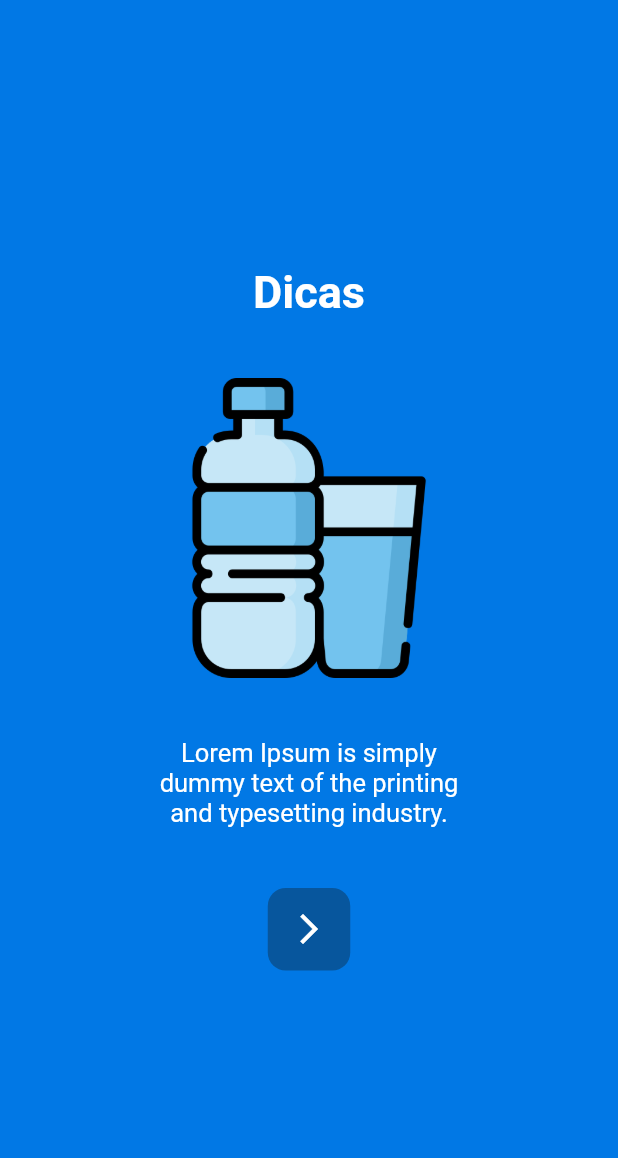
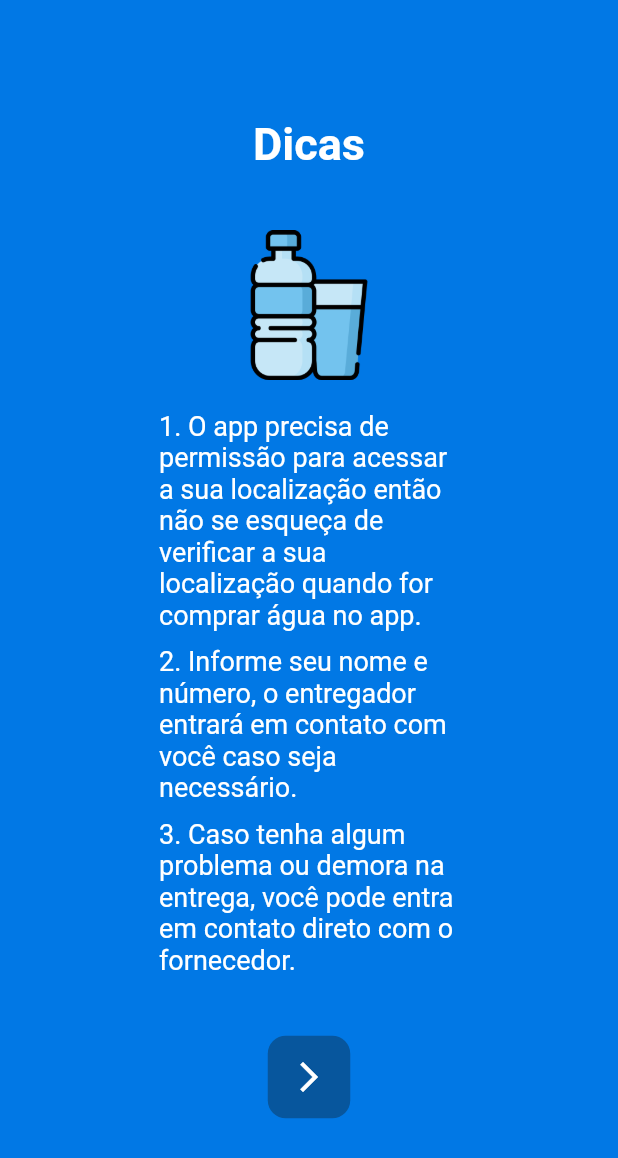
Before and after one commit to Kevin-Sarges/app-agua, a Flutter app: the screen it shows after launch, on a phone screen of 412 x 824 dp. Shown: the top 1158 px of the screen. Run offline on Flutter 3.47's test engine with Material 2 defaults, Android fonts, the phone set to English and light mode, and no system bars; our stand-ins replace cloud_firestore, firebase_core, flutter_bloc, geolocator, get_it, google_maps_flutter; missing offline and left inert: flutter_config; accounts and stored records are empty.

Commit message:
Ajustes e correções dções

```diff
--- a/lib/app/data/datasoucer/dbfirbase_interface.dart
+++ b/lib/app/data/datasoucer/dbfirbase_interface.dart
@@ -4,5 +4,4 @@ import 'package:cloud_firestore/cloud_firestore.dart';
 abstract class IDbFirebase {
   Stream<QuerySnapshot<Map<String, dynamic>>> quantidadeEstoue();
   Future<void> encomendaAgua(ModelPedidos pedido);
-  Future<void> salvandoLatLon(double lat, double lon);
 }
--- a/lib/app/data/model/model_pedidos.dart
+++ b/lib/app/data/model/model_pedidos.dart
@@ -38,7 +38,7 @@ class ModelPedidos extends EntitiesPedidos {
       'lat': lat,
       'lon': lon,
       'finalizado': finalizado,
-      'hora': hora
+      'hora': hora,
     };
 
     return data;
--- a/lib/app/presenter/view/info/controllers/info_cubit.dart
+++ b/lib/app/presenter/view/info/controllers/info_cubit.dart
@@ -8,7 +8,7 @@ class InfoCubit extends Cubit<InfoState> {
 
   final IDbFirebase service;
 
-  Future<void> salvarContato(ModelPedidos pedidos) async {
+  Future<void> salvarDadosUsuario(ModelPedidos pedidos) async {
     emit(InfoLoading());
 
     try {
--- a/lib/app/presenter/view/onboarding/screen/onboarding_screen.dart
+++ b/lib/app/presenter/view/onboarding/screen/onboarding_screen.dart
@@ -1,5 +1,6 @@
 import 'package:appaguaentregados/app/domain/utils/colors_app.dart';
 import 'package:appaguaentregados/app/domain/utils/routes_app.dart';
+import 'package:appaguaentregados/app/presenter/view/onboarding/widget/text_onboarding.dart';
 import 'package:flutter/material.dart';
 
 class OnboardingScreen extends StatefulWidget {
@@ -16,10 +17,9 @@ class _OnboardingScreenState extends State<OnboardingScreen> {
       child: Scaffold(
         backgroundColor: ColorsApp.bluePrimary,
         body: Center(
-          child: Wrap(
-            crossAxisAlignment: WrapCrossAlignment.center,
-            direction: Axis.vertical,
-            spacing: 40,
+          child: Column(
+            crossAxisAlignment: CrossAxisAlignment.center,
+            mainAxisAlignment: MainAxisAlignment.center,
             children: [
               const Text(
                 'Dicas',
@@ -29,20 +29,39 @@ class _OnboardingScreenState extends State<OnboardingScreen> {
                   fontWeight: FontWeight.bold,
                 ),
               ),
+              const SizedBox(
+                height: 40,
+              ),
               Image.asset(
                 'assets/images/garrafa-de-agua.png',
-                width: 200,
+                width: 100,
               ),
               const SizedBox(
-                width: 230,
-                child: Text(
-                  'Lorem Ipsum is simply dummy text of the printing and typesetting industry.',
-                  textAlign: TextAlign.center,
-                  style: TextStyle(
-                    color: ColorsApp.white,
-                    fontSize: 17,
-                  ),
+                height: 20,
+              ),
+              SizedBox(
+                width: 200,
+                child: Column(
+                  children: [
+                    TextOnboarding(
+                      text:
+                          '1. O app precisa de permissão para acessar a sua localização então não se esqueça de verificar a sua localização quando for comprar água no app.',
+                    ),
+                    const SizedBox(height: 10),
+                    TextOnboarding(
+                      text:
+                          '2. Informe seu nome e número, o entregador entrará em contato com você caso seja necessário.',
+                    ),
+                    const SizedBox(height: 10),
+                    TextOnboarding(
+                      text:
+                          '3. Caso tenha algum problema ou demora na entrega, você pode entra em contato direto com o fornecedor.',
+                    ),
+                  ],
                 ),
+              ),
+              const SizedBox(
+                height: 40,
               ),
               Container(
                 width: 55,
--- /dev/null
+++ b/lib/app/presenter/view/onboarding/widget/text_onboarding.dart
@@ -0,0 +1,24 @@
+// ignore_for_file: must_be_immutable
+
+import 'package:appaguaentregados/app/domain/utils/colors_app.dart';
+import 'package:flutter/material.dart';
+
+class TextOnboarding extends StatelessWidget {
+  TextOnboarding({
+    Key? key,
+    required this.text,
+  }) : super(key: key);
+
+  String text;
+
+  @override
+  Widget build(BuildContext context) {
+    return Text(
+      text,
+      style: const TextStyle(
+        fontSize: 18,
+        color: ColorsApp.white,
+      ),
+    );
+  }
+}
```
Also changed, not shown: lib/app/data/services/service_firebase.dart (+0 -15 lines), lib/app/presenter/global_widgets/floating_button_app_widget.dart (added, +24 -0 lines), lib/app/presenter/view/info/screen/info_screen.dart (+17 -17 lines), lib/app/presenter/view/map/screen/map_screen.dart (+15 -5 lines).
